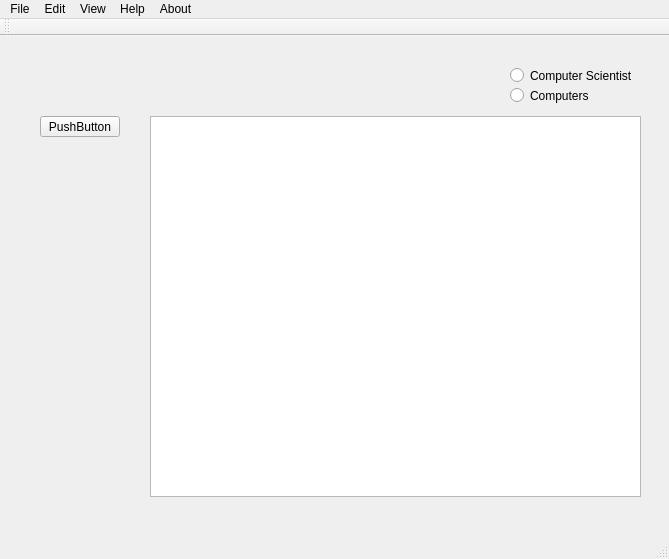
The window that mainwindow.ui (hrafnkelli14/Verklegt-verkefni-3) describes before a commit, drawn with Qt 5.
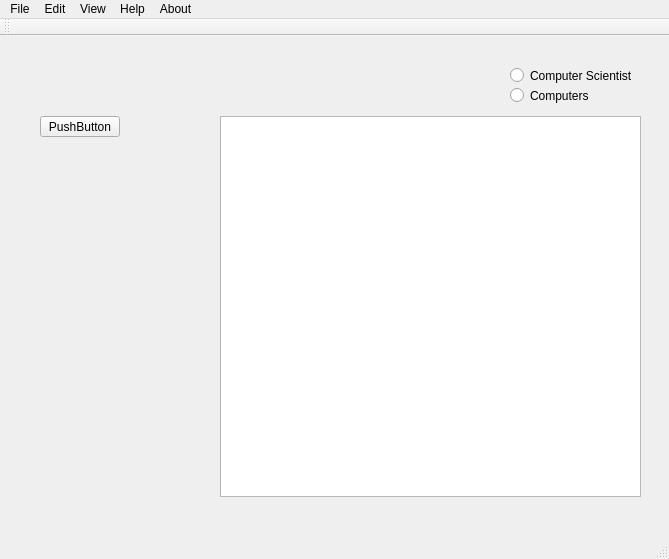
The same window after the commit.

Commit message: fixed column naming in table

```diff
--- a/mainwindow.ui
+++ b/mainwindow.ui
@@ -30,9 +30,9 @@
    <widget class="QTableView" name="tableView">
     <property name="geometry">
      <rect>
-      <x>150</x>
+      <x>220</x>
       <y>80</y>
-      <width>491</width>
+      <width>421</width>
       <height>381</height>
      </rect>
     </property>
```
The commit also changes 1 other file.
